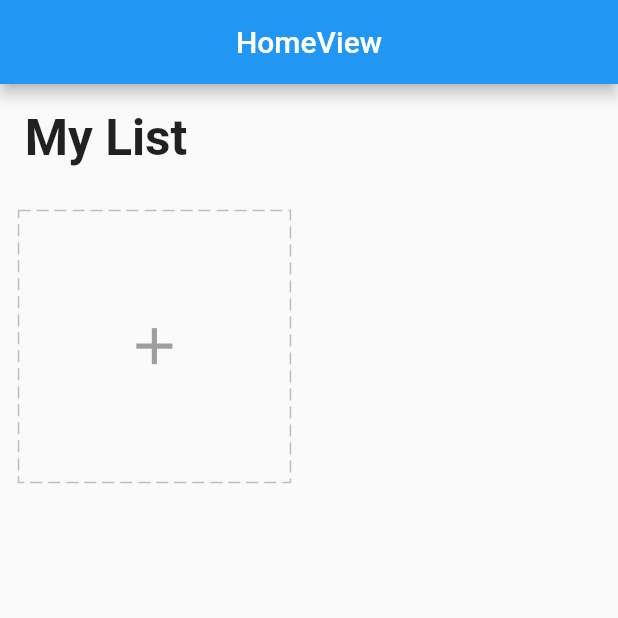
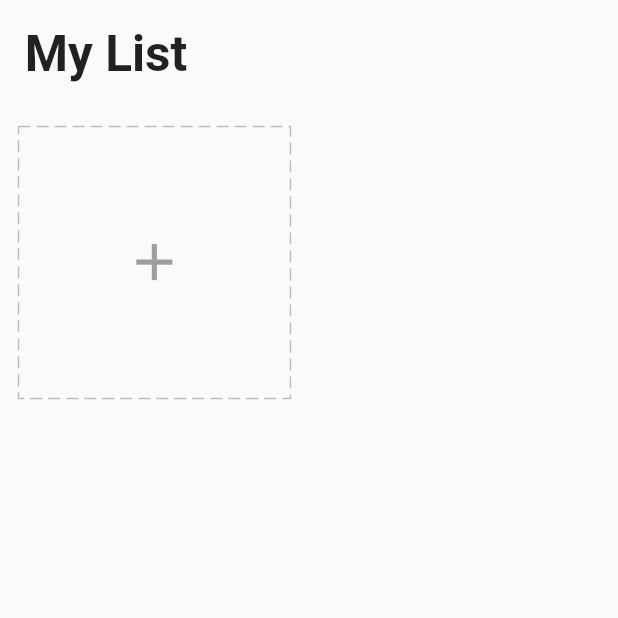
Before and after one commit to dadahtaufikpermana/todo_list_get_x, a Flutter app: the screen it shows after launch, on a phone screen of 412 x 824 dp, the top half of it. Run offline on Flutter 3.47's test engine with Material 2 defaults, Android fonts, the phone set to English and light mode, and no system bars; drawn by our look-alikes of dotted_border; our stand-ins replace equatable, flutter_easyloading, get, get_storage, step_progress_indicator.

Commit message:
add widgets and view

```diff
--- a/lib/app/core/values/colors.dart
+++ b/lib/app/core/values/colors.dart
@@ -5,5 +5,5 @@ const pink = Color(0xFFF1A39A);
 const deepPink = Color(0xFFFA63C6);
 const green = Color(0xFF41CF9F);
 const yellow = Color(0xFFEEC38E);
-const lighBlue = Color(0xFF42A5F5);
+const lightBlue = Color(0xFF42A5F5);
 const blue = Color(0xFF2B60E6);
--- a/lib/app/core/values/icons.dart
+++ b/lib/app/core/values/icons.dart
@@ -1,6 +1,6 @@
 const personIcon = 0xe491; //person
 const workIcon = 0xe11c; //work
-const movieIcon = 0x40f; // movie
+const movieIcon = 0xe40f; // movie
 const sportIcon = 0xe4dc; //sport
 const travelIcon = 0xe071; //travel
 const shopIcon = 0xe59c;
--- a/lib/app/modules/home/views/home_view.dart
+++ b/lib/app/modules/home/views/home_view.dart
@@ -1,8 +1,5 @@
 import 'package:flutter/material.dart';
-
 import 'package:get/get.dart';
-
-import '../../../data/models/task.dart';
 import '../../../widgets/add_card.dart';
 import '../../../widgets/task_card.dart';
 import '../controllers/home_controller.dart';
@@ -14,10 +11,6 @@ class HomeView extends GetView<HomeController> {
   @override
   Widget build(BuildContext context) {
     return Scaffold(
-      appBar: AppBar(
-        title: const Text('HomeView'),
-        centerTitle: true,
-      ),
       body: SafeArea(
         child: ListView(
           children: [
@@ -25,8 +18,10 @@ class HomeView extends GetView<HomeController> {
               padding: EdgeInsets.all(4.0.wp),
               child: Text(
                 "My List",
-                style:
-                    TextStyle(fontSize: 24.0.sp, fontWeight: FontWeight.bold),
+                style: TextStyle(
+                  fontSize: 24.0.sp,
+                  fontWeight: FontWeight.bold,
+                ),
               ),
             ),
             Obx(
@@ -36,13 +31,7 @@ class HomeView extends GetView<HomeController> {
                 physics: const ClampingScrollPhysics(),
                 children: [
                   ...controller.tasks
-                      .map((element) => LongPressDraggable(
-                      data: element,
-                      feedback: Opacity(
-                        opacity: 0.8,
-                        child: TaskCard(task: element),
-                      ),
-                      child: TaskCard(task: element)))
+                      .map((element) => TaskCard(task: element))
                       .toList(),
                   AddCard()
                 ],
--- a/lib/app/modules/home/widgets/icons.dart
+++ b/lib/app/modules/home/widgets/icons.dart
@@ -1,15 +1,16 @@
 
 import 'package:flutter/cupertino.dart';
 
+import '../../../core/values/colors.dart';
 import '../../../core/values/icons.dart';
 
-List<Icon> getIcons(){
+List<Icon> getIcons (){
   return const [
-    Icon(IconData(personIcon, fontFamily: 'MaterialIcons')),
-    Icon(IconData(workIcon, fontFamily: 'MaterialIcons')),
-    Icon(IconData(movieIcon, fontFamily: 'MaterialIcons')),
-    Icon(IconData(sportIcon, fontFamily: 'MaterialIcons')),
-    Icon(IconData(travelIcon, fontFamily: 'MaterialIcons')),
-    Icon(IconData(shopIcon, fontFamily: 'MaterialIcons')),
+    Icon(IconData(personIcon, fontFamily: 'MaterialIcons'), color: purple),
+    Icon(IconData(workIcon, fontFamily: 'MaterialIcons'),color: pink),
+    Icon(IconData(movieIcon, fontFamily: 'MaterialIcons'),color: green),
+    Icon(IconData(sportIcon, fontFamily: 'MaterialIcons'),color: yellow),
+    Icon(IconData(travelIcon, fontFamily: 'MaterialIcons'),color: deepPink),
+    Icon(IconData(shopIcon, fontFamily: 'MaterialIcons'),color: lightBlue),
   ];
 }
--- a/lib/app/widgets/task_card.dart
+++ b/lib/app/widgets/task_card.dart
@@ -1,8 +1,6 @@
-import 'package:flutter/cupertino.dart';
 import 'package:flutter/material.dart';
 import 'package:get/get.dart';
 import 'package:step_progress_indicator/step_progress_indicator.dart';
-
 import '../core/utils/extensions.dart';
 import '../data/models/task.dart';
 import '../modules/home/controllers/home_controller.dart';
```
